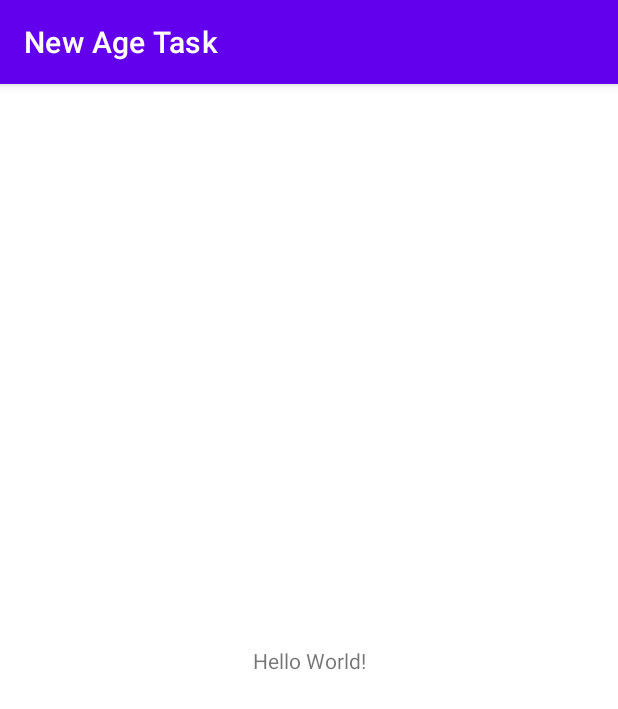
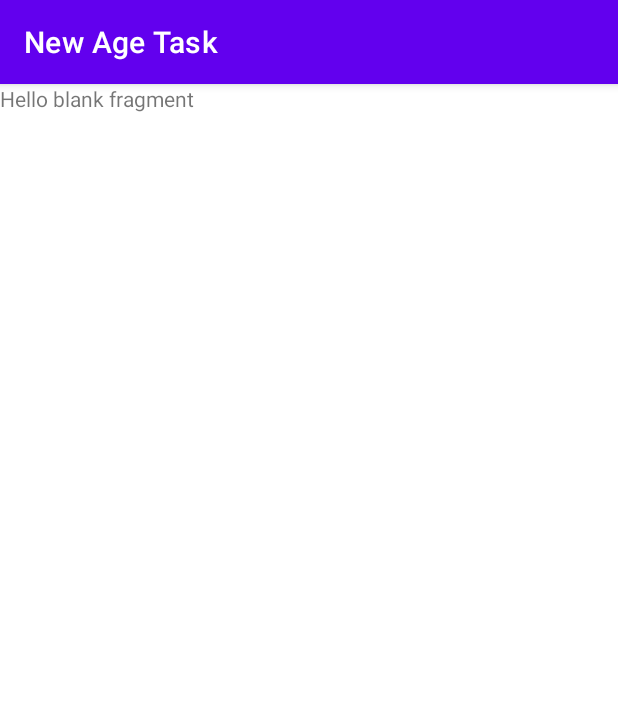
Before and after one commit to Aslmmon/New-Age-Task, an Android app: the screen it shows after launch (MainActivity), on a phone screen of 412 x 824 dp. Shown: the top 709 px of the screen. Run offline under Robolectric (Android 15) with nearby library versions, the phone set to English and light mode, and no system bars.

Commit message:
added initial fragments for addBmiDetails and BmiDetailsFragment

```diff
--- a/app/build.gradle
+++ b/app/build.gradle
@@ -33,6 +33,7 @@ android {
 }
 
 dependencies {
+    def nav_version = "2.5.3"
 
     implementation 'androidx.core:core-ktx:1.9.0'
     implementation 'androidx.appcompat:appcompat:1.5.1'
@@ -41,4 +42,12 @@ dependencies {
     testImplementation 'junit:junit:4.13.2'
     androidTestImplementation 'androidx.test.ext:junit:1.1.4'
     androidTestImplementation 'androidx.test.espresso:espresso-core:3.5.0'
+
+    /**
+     * navigation component
+     */
+    // Kotlin
+    implementation "androidx.navigation:navigation-fragment-ktx:$nav_version"
+    implementation "androidx.navigation:navigation-ui-ktx:$nav_version"
+
 }
--- /dev/null
+++ b/app/src/main/java/com/example/newagetask/features/add_bmi_details/AddBmiDetailsFragment.kt
@@ -0,0 +1,27 @@
+package com.example.newagetask.features.add_bmi_details
+
+import android.os.Bundle
+import androidx.fragment.app.Fragment
+import android.view.LayoutInflater
+import android.view.View
+import android.view.ViewGroup
+import com.example.newagetask.R
+
+
+class AddBmiDetailsFragment : Fragment() {
+
+
+    override fun onCreate(savedInstanceState: Bundle?) {
+        super.onCreate(savedInstanceState)
+
+    }
+
+    override fun onCreateView(
+        inflater: LayoutInflater, container: ViewGroup?,
+        savedInstanceState: Bundle?
+    ): View? {
+        // Inflate the layout for this fragment
+        return inflater.inflate(R.layout.fragment_add_bmi_details, container, false)
+    }
+
+}
--- /dev/null
+++ b/app/src/main/java/com/example/newagetask/features/bmi_details/BmiDetailsFragment.kt
@@ -0,0 +1,26 @@
+package com.example.newagetask.features.bmi_details
+
+import android.os.Bundle
+import androidx.fragment.app.Fragment
+import android.view.LayoutInflater
+import android.view.View
+import android.view.ViewGroup
+import com.example.newagetask.R
+
+
+class BmiDetailsFragment : Fragment() {
+
+    override fun onCreate(savedInstanceState: Bundle?) {
+        super.onCreate(savedInstanceState)
+
+    }
+
+    override fun onCreateView(
+        inflater: LayoutInflater, container: ViewGroup?,
+        savedInstanceState: Bundle?
+    ): View? {
+        // Inflate the layout for this fragment
+        return inflater.inflate(R.layout.fragment_bmi_details, container, false)
+    }
+
+}
--- a/app/src/main/res/layout/activity_main.xml
+++ b/app/src/main/res/layout/activity_main.xml
@@ -6,13 +6,16 @@
     android:layout_height="match_parent"
     tools:context=".MainActivity">
 
-    <TextView
-        android:layout_width="wrap_content"
-        android:layout_height="wrap_content"
-        android:text="Hello World!"
+    <androidx.fragment.app.FragmentContainerView
+        android:id="@+id/nav_host_fragment"
+        android:name="androidx.navigation.fragment.NavHostFragment"
+        android:layout_width="0dp"
+        android:layout_height="0dp"
+        app:defaultNavHost="true"
         app:layout_constraintBottom_toBottomOf="parent"
-        app:layout_constraintEnd_toEndOf="parent"
-        app:layout_constraintStart_toStartOf="parent"
-        app:layout_constraintTop_toTopOf="parent" />
+        app:layout_constraintLeft_toLeftOf="parent"
+        app:layout_constraintRight_toRightOf="parent"
+        app:layout_constraintTop_toTopOf="parent"
+        app:navGraph="@navigation/bmi_navigation_graph" />
 
 </androidx.constraintlayout.widget.ConstraintLayout>
--- /dev/null
+++ b/app/src/main/res/layout/fragment_add_bmi_details.xml
@@ -0,0 +1,14 @@
+<?xml version="1.0" encoding="utf-8"?>
+<FrameLayout xmlns:android="http://schemas.android.com/apk/res/android"
+    xmlns:tools="http://schemas.android.com/tools"
+    android:layout_width="match_parent"
+    android:layout_height="match_parent"
+    tools:context=".features.add_bmi_details.AddBmiDetailsFragment">
+
+    <!-- TODO: Update blank fragment layout -->
+    <TextView
+        android:layout_width="match_parent"
+        android:layout_height="match_parent"
+        android:text="@string/hello_blank_fragment" />
+
+</FrameLayout>
--- /dev/null
+++ b/app/src/main/res/layout/fragment_bmi_details.xml
@@ -0,0 +1,14 @@
+<?xml version="1.0" encoding="utf-8"?>
+<FrameLayout xmlns:android="http://schemas.android.com/apk/res/android"
+    xmlns:tools="http://schemas.android.com/tools"
+    android:layout_width="match_parent"
+    android:layout_height="match_parent"
+    tools:context=".features.bmi_details.BmiDetailsFragment">
+
+    <!-- TODO: Update blank fragment layout -->
+    <TextView
+        android:layout_width="match_parent"
+        android:layout_height="match_parent"
+        android:text="@string/hello_blank_fragment" />
+
+</FrameLayout>
--- /dev/null
+++ b/app/src/main/res/navigation/bmi_navigation_graph.xml
@@ -0,0 +1,22 @@
+<?xml version="1.0" encoding="utf-8"?>
+<navigation xmlns:android="http://schemas.android.com/apk/res/android"
+    xmlns:app="http://schemas.android.com/apk/res-auto"
+    xmlns:tools="http://schemas.android.com/tools"
+    android:id="@+id/goToBmiDetailsFragment"
+    app:startDestination="@id/addBmiDetailsFragment">
+
+    <fragment
+        android:id="@+id/addBmiDetailsFragment"
+        android:name="com.example.newagetask.features.add_bmi_details.AddBmiDetailsFragment"
+        android:label="fragment_add_bmi_details"
+        tools:layout="@layout/fragment_add_bmi_details" >
+        <action
+            android:id="@+id/action_addBmiDetailsFragment_to_bmiDetailsFragment"
+            app:destination="@id/bmiDetailsFragment" />
+    </fragment>
+    <fragment
+        android:id="@+id/bmiDetailsFragment"
+        android:name="com.example.newagetask.features.bmi_details.BmiDetailsFragment"
+        android:label="fragment_bmi_details"
+        tools:layout="@layout/fragment_bmi_details" />
+</navigation>
--- a/app/src/main/res/values/strings.xml
+++ b/app/src/main/res/values/strings.xml
@@ -1,3 +1,5 @@
 <resources>
     <string name="app_name">New Age Task</string>
+    <!-- TODO: Remove or change this placeholder text -->
+    <string name="hello_blank_fragment">Hello blank fragment</string>
 </resources>
```
